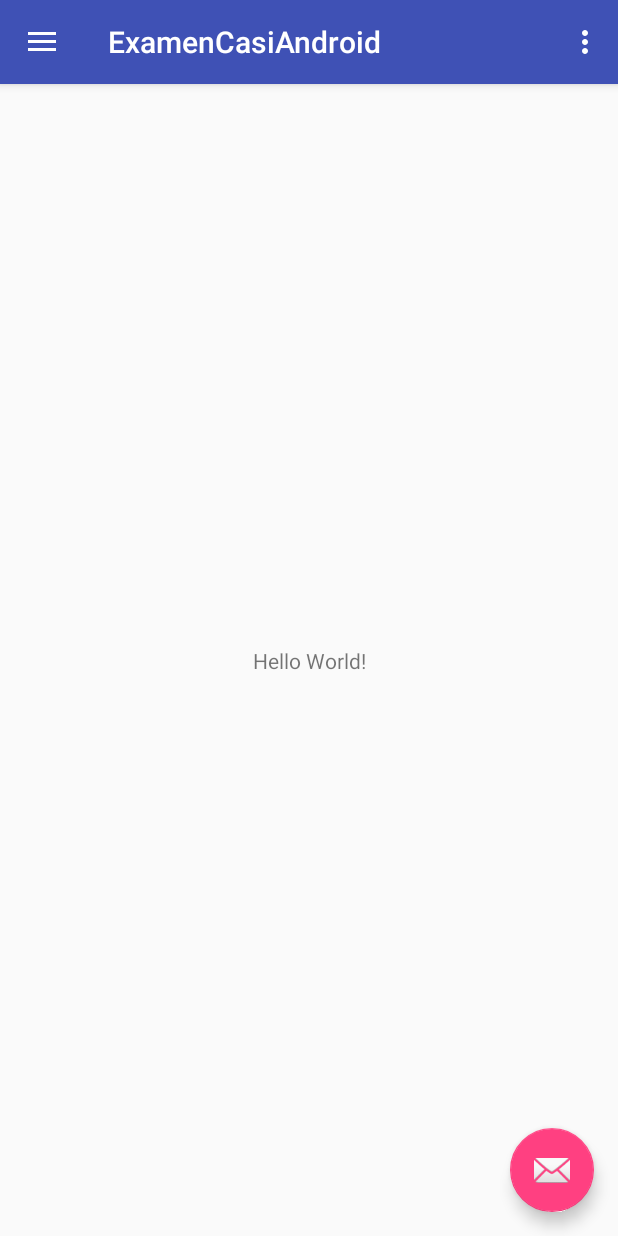
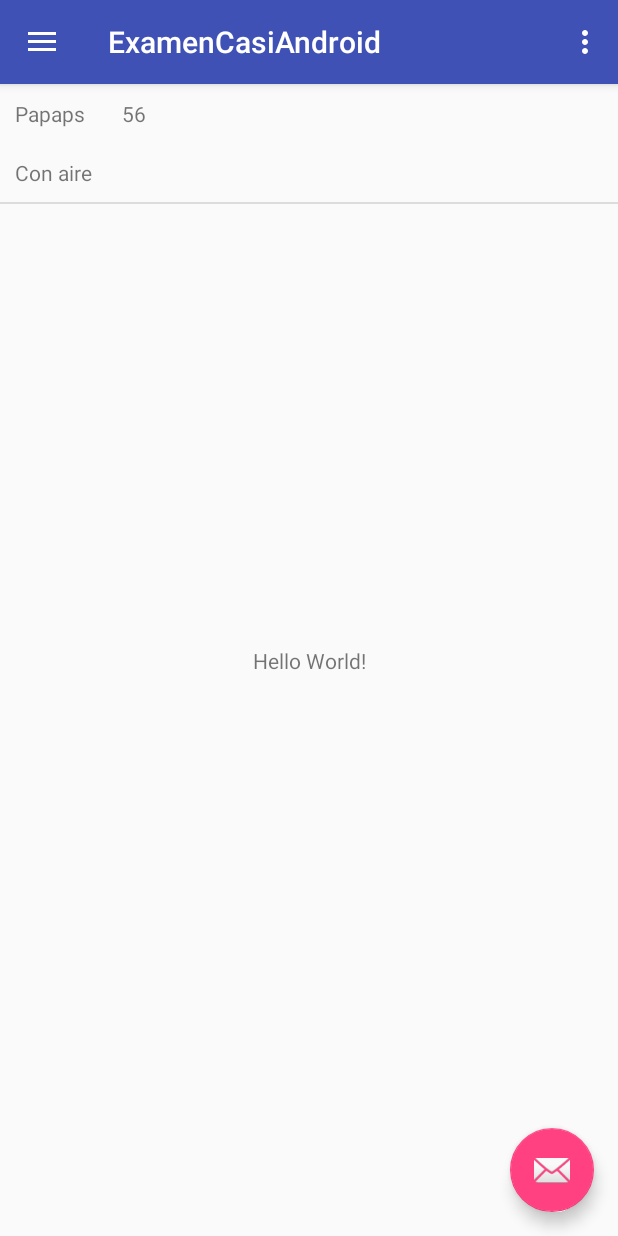
Before and after one commit to ferhdz95/parcial2android, an Android app: the screen it shows after launch (MainActivity), on a phone screen of 412 x 824 dp. Run offline under Robolectric (Android 15) with nearby library versions, the phone set to English and light mode, and no system bars.

```diff
--- a/app/src/main/java/com/example/fer_m/examencasiandroid/AdaptadorProducto.java
+++ b/app/src/main/java/com/example/fer_m/examencasiandroid/AdaptadorProducto.java
@@ -29,17 +29,17 @@ public class AdaptadorProducto extends BaseAdapter{
     }
     @Override
     public int getCount() {
-        return 0;
+        return listProductos.size();
     }
 
     @Override
     public Object getItem(int position) {
-        return null;
+        return listProductos.get(position);
     }
 
     @Override
     public long getItemId(int position) {
-        return 0;
+        return listProductos.get(position).getId();
     }
 
     @Override
--- a/app/src/main/java/com/example/fer_m/examencasiandroid/MainActivity.java
+++ b/app/src/main/java/com/example/fer_m/examencasiandroid/MainActivity.java
@@ -13,9 +13,12 @@ import android.support.v7.widget.Toolbar;
 import android.view.Menu;
 import android.view.MenuItem;
 
+import java.util.ArrayList;
+
 public class MainActivity extends AppCompatActivity
         implements NavigationView.OnNavigationItemSelectedListener {
-
+    static ArrayList<Producto> producto= new ArrayList<>();
+    static AdaptadorProducto adaptadorProducto;
     @Override
     protected void onCreate(Bundle savedInstanceState) {
         super.onCreate(savedInstanceState);
@@ -40,6 +43,13 @@ public class MainActivity extends AppCompatActivity
 
         NavigationView navigationView = (NavigationView) findViewById(R.id.nav_view);
         navigationView.setNavigationItemSelectedListener(this);
+
+        producto.add(new Producto(1, "Papaps", "Con aire", 56));
+
+        MuestraProductosFragment productos = new MuestraProductosFragment();
+        android.support.v4.app.FragmentTransaction t = getSupportFragmentManager().beginTransaction();
+        t.replace(R.id.fragment_frame, productos);
+        t.commit();
     }
 
     @Override
--- a/app/src/main/java/com/example/fer_m/examencasiandroid/MuestraProductosFragment.java
+++ b/app/src/main/java/com/example/fer_m/examencasiandroid/MuestraProductosFragment.java
@@ -19,9 +19,9 @@ public class MuestraProductosFragment extends Fragment {
                              Bundle savedInstanceState) {
 
         View view = inflater.inflate(R.layout.show_product_fragment, container, false);
-        /*ListView listaDatos = (ListView) view.findViewById(R.id.lstDatos);
-        mi=new AdaptadorInventario(getActivity(),Lista);
-        listaDatos.setAdapter(mi);*/
+        ListView listaProductos = (ListView) view.findViewById(R.id.list_product);
+        MainActivity.adaptadorProducto =new AdaptadorProducto(getActivity(),MainActivity.producto);
+        listaProductos.setAdapter(MainActivity.adaptadorProducto);
         count++;
 
         return view;
--- a/app/src/main/res/layout/activity_main.xml
+++ b/app/src/main/res/layout/activity_main.xml
@@ -8,12 +8,6 @@
     android:fitsSystemWindows="true"
     tools:openDrawer="start">
 
-    <FrameLayout
-        android:id="@+id/fragment_frame"
-        android:layout_width="match_parent"
-        android:layout_height="match_parent">
-
-    </FrameLayout>
 
     <include
         layout="@layout/app_bar_main"
--- a/app/src/main/res/layout/content_main.xml
+++ b/app/src/main/res/layout/content_main.xml
@@ -8,6 +8,11 @@
     tools:context="com.example.fer_m.examencasiandroid.MainActivity"
     tools:showIn="@layout/app_bar_main">
 
+    <FrameLayout
+        android:layout_width="match_parent"
+        android:layout_height="match_parent"
+        android:id="@+id/fragment_frame">
+    </FrameLayout>
     <TextView
         android:layout_width="wrap_content"
         android:layout_height="wrap_content"
```
